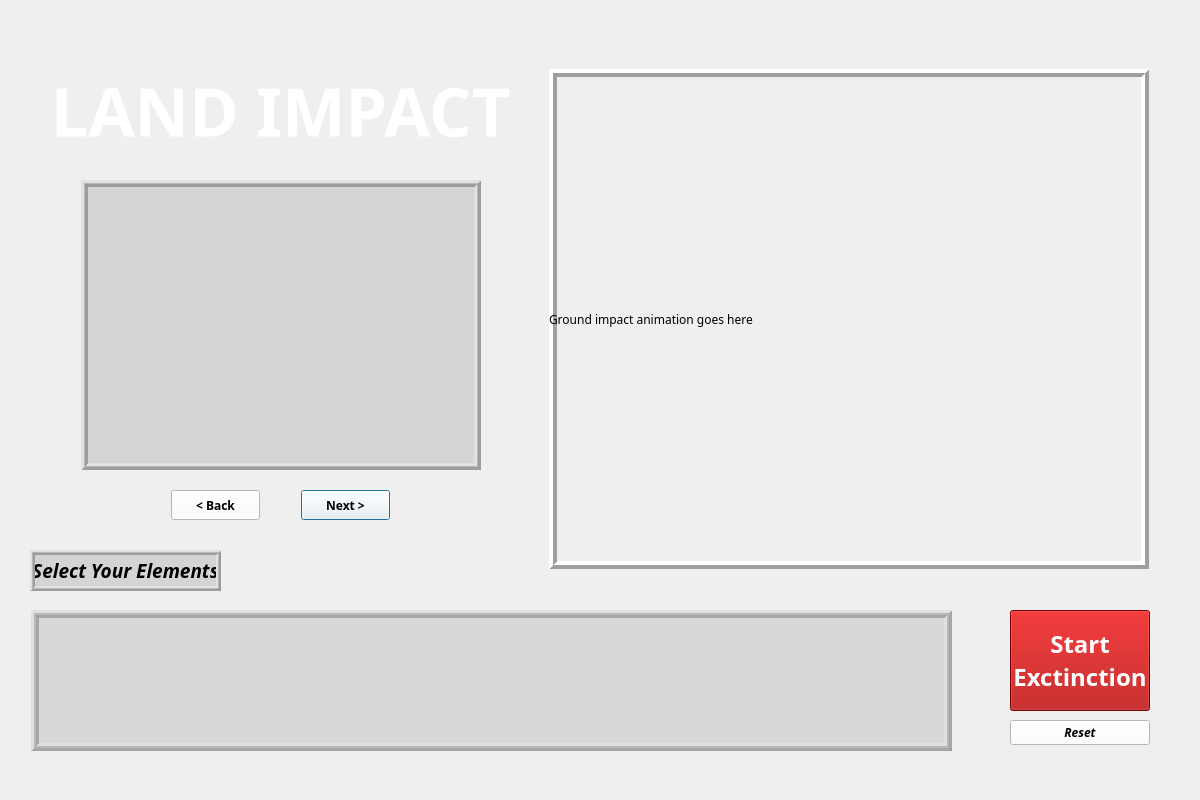
Qt form meteorslide2.ui (robertche54/a8-an-educational-app-f18) before a commit.
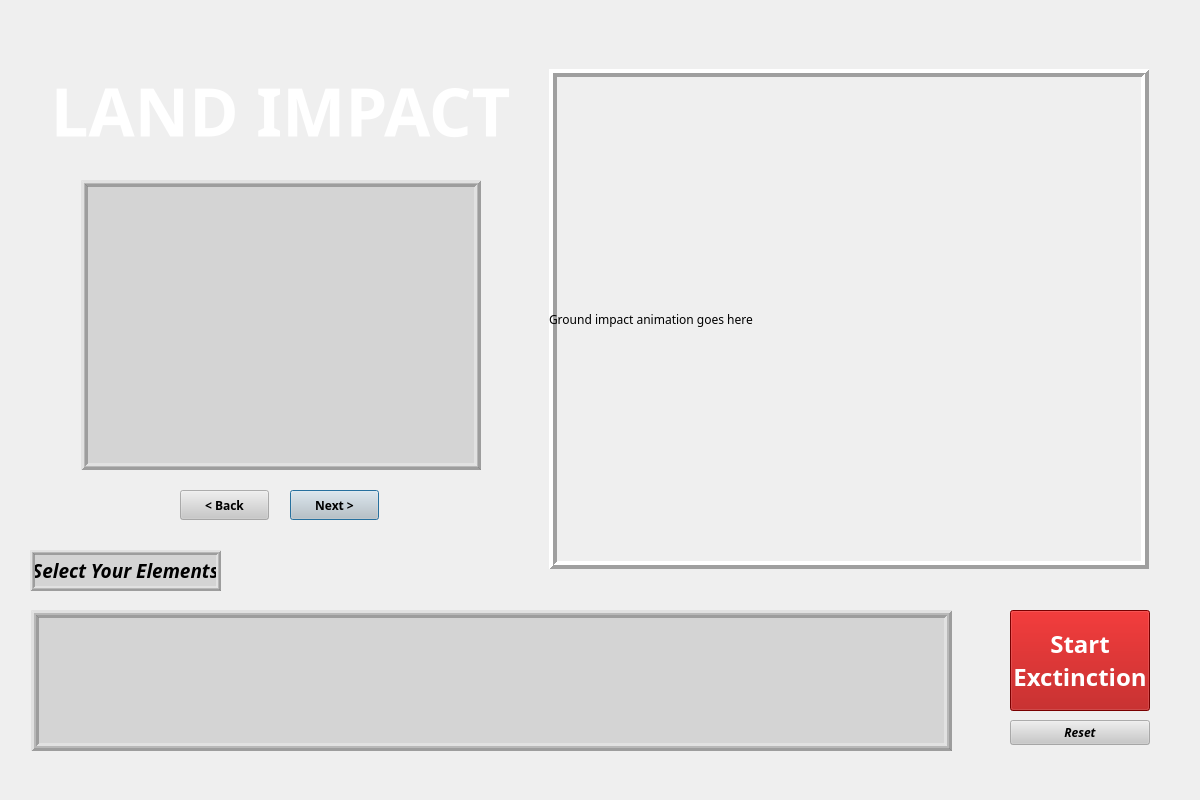
The same form after that commit. Icons and pictures are not drawn.

Commit message: added lava.png into the meteorite2 slide for more chaos. Added smoke for the KT layer and debris to follow the text slides.

```diff
--- a/meteorslide2.ui
+++ b/meteorslide2.ui
@@ -34,7 +34,7 @@
   <widget class="QPushButton" name="NextButton">
    <property name="geometry">
     <rect>
-     <x>301</x>
+     <x>290</x>
      <y>490</y>
      <width>89</width>
      <height>30</height>
@@ -48,7 +48,7 @@
     </font>
    </property>
    <property name="styleSheet">
-    <string notr="true">background-color:white; color: black;</string>
+    <string notr="true">background-color:rgba(200,200,200,0.7) ;color: black;</string>
    </property>
    <property name="text">
     <string>Next &gt;</string>
@@ -124,7 +124,7 @@
   <widget class="QPushButton" name="BackButton">
    <property name="geometry">
     <rect>
-     <x>171</x>
+     <x>180</x>
      <y>490</y>
      <width>89</width>
      <height>30</height>
@@ -138,7 +138,7 @@
     </font>
    </property>
    <property name="styleSheet">
-    <string notr="true">background-color:white; color: black;</string>
+    <string notr="true">background-color:rgba(200,200,200,0.7) ;color: black;</string>
    </property>
    <property name="text">
     <string>&lt; Back</string>
@@ -214,7 +214,7 @@
     </font>
    </property>
    <property name="styleSheet">
-    <string notr="true">background-color:white; color: black;</string>
+    <string notr="true">background-color:rgba(200,200,200,0.7) ;color: black;</string>
    </property>
    <property name="text">
     <string>Reset</string>
@@ -469,7 +469,7 @@
     <bool>false</bool>
    </property>
    <property name="styleSheet">
-    <string notr="true">background-color:rgba(200,200,200,0.6)</string>
+    <string notr="true">background-color:rgba(200,200,200,0.7) ;color: black;</string>
    </property>
    <property name="frameShape">
     <enum>QFrame::Box</enum>
```
The commit also changes 2 other files.
